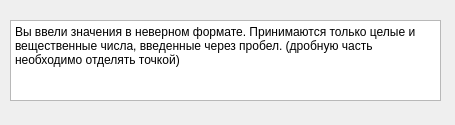
Qt form wrong_input.ui (AnnaSus1ova/C-project) before a commit.
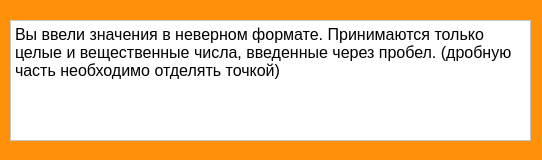
The same form after that commit.

The edit to the form file:
```diff
--- a/wrong_input.ui
+++ b/wrong_input.ui
@@ -6,24 +6,39 @@
    <rect>
     <x>0</x>
     <y>0</y>
-    <width>455</width>
-    <height>125</height>
+    <width>542</width>
+    <height>160</height>
    </rect>
   </property>
   <property name="windowTitle">
-   <string>Dialog</string>
+   <string>Ошибка</string>
+  </property>
+  <property name="styleSheet">
+   <string notr="true">background-color: rgb(255, 145, 10);</string>
   </property>
   <widget class="QTextEdit" name="textEdit">
    <property name="geometry">
     <rect>
      <x>10</x>
      <y>20</y>
-     <width>431</width>
-     <height>81</height>
+     <width>521</width>
+     <height>121</height>
     </rect>
    </property>
+   <property name="font">
+    <font>
+     <pointsize>12</pointsize>
+     <italic>false</italic>
+     <bold>false</bold>
+     <underline>false</underline>
+    </font>
+   </property>
+   <property name="styleSheet">
+    <string notr="true">color: rgb(0, 0, 0);
+background-color: rgb(255, 255, 255);</string>
+   </property>
    <property name="lineWidth">
-    <number>5</number>
+    <number>1</number>
    </property>
    <property name="midLineWidth">
     <number>0</number>
@@ -32,7 +47,7 @@
     <string/>
    </property>
    <property name="lineWrapColumnOrWidth">
-    <number>1</number>
+    <number>0</number>
    </property>
    <property name="readOnly">
     <bool>true</bool>
@@ -50,8 +65,14 @@
 hr { height: 1px; border-width: 0; }
 li.unchecked::marker { content: &quot;\2610&quot;; }
 li.checked::marker { content: &quot;\2612&quot;; }
-&lt;/style&gt;&lt;/head&gt;&lt;body style=&quot; font-family:'Segoe UI'; font-size:9pt; font-weight:400; font-style:normal;&quot;&gt;
-&lt;p style=&quot; margin-top:6px; margin-bottom:6px; margin-left:0px; margin-right:0px; -qt-block-indent:0; text-indent:0px;&quot;&gt;Вы ввели значения в неверном формате. Принимаются только целые и вещественные числа, введенные через пробел. (дробную часть необходимо отделять точкой)&lt;/p&gt;&lt;/body&gt;&lt;/html&gt;</string>
+&lt;/style&gt;&lt;/head&gt;&lt;body style=&quot; font-family:'Segoe UI'; font-size:12pt; font-weight:400; font-style:normal;&quot;&gt;
+&lt;p style=&quot; margin-top:8px; margin-bottom:8px; margin-left:0px; margin-right:0px; -qt-block-indent:0; text-indent:0px;&quot;&gt;Вы ввели значения в неверном формате. Принимаются только целые и вещественные числа, введенные через пробел. (дробную часть необходимо отделять точкой)&lt;/p&gt;&lt;/body&gt;&lt;/html&gt;</string>
+   </property>
+   <property name="overwriteMode">
+    <bool>false</bool>
+   </property>
+   <property name="cursorWidth">
+    <number>0</number>
    </property>
   </widget>
  </widget>
```
Left out of the diff: 3 changed lines with no effect on the pictures.
